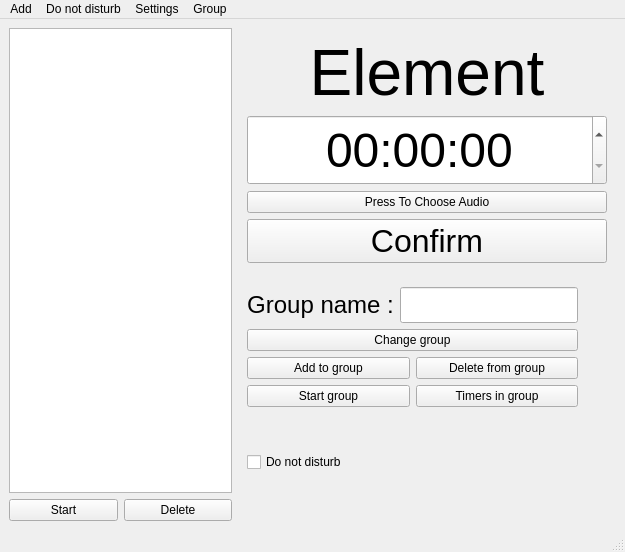
Dunkeshon/timers_and_alarms, file mainwindow.ui: the form before one commit.
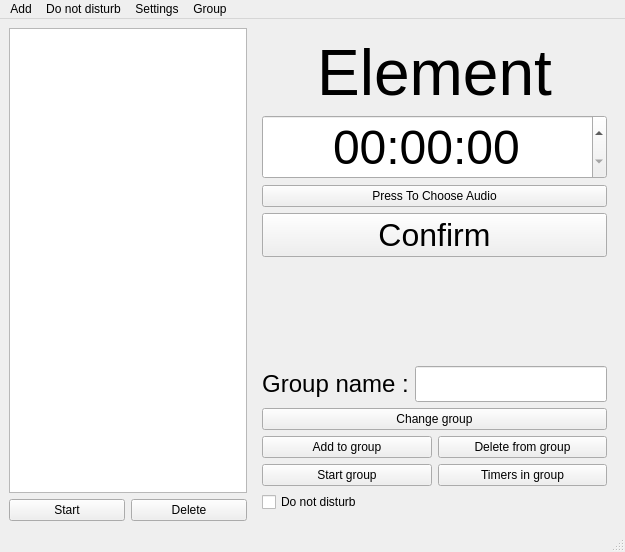
The form after the commit.

Diff of the .ui file:
```diff
--- a/mainwindow.ui
+++ b/mainwindow.ui
@@ -18,7 +18,7 @@
   </property>
   <widget class="QWidget" name="centralwidget">
    <layout class="QGridLayout" name="gridLayout_2">
-    <item row="0" column="0" rowspan="2">
+    <item row="0" column="0" rowspan="3">
      <layout class="QGridLayout" name="gridLayout">
       <item row="0" column="0">
        <widget class="QListWidget" name="listWidget">
@@ -68,7 +68,7 @@
       </item>
      </layout>
     </item>
-    <item row="0" column="1" colspan="3">
+    <item row="0" column="1">
      <widget class="QWidget" name="container" native="true">
       <layout class="QVBoxLayout" name="verticalLayout_3">
        <item>
@@ -163,6 +163,22 @@
      </widget>
     </item>
     <item row="1" column="1">
+     <spacer name="verticalSpacer">
+      <property name="orientation">
+       <enum>Qt::Vertical</enum>
+      </property>
+      <property name="sizeType">
+       <enum>QSizePolicy::Minimum</enum>
+      </property>
+      <property name="sizeHint" stdset="0">
+       <size>
+        <width>17</width>
+        <height>28</height>
+       </size>
+      </property>
+     </spacer>
+    </item>
+    <item row="2" column="1">
      <widget class="QWidget" name="widget" native="true">
       <layout class="QGridLayout" name="gridLayout_3">
        <item row="4" column="0">
@@ -270,22 +286,6 @@
       </layout>
      </widget>
     </item>
-    <item row="1" column="2">
-     <spacer name="verticalSpacer">
-      <property name="orientation">
-       <enum>Qt::Vertical</enum>
-      </property>
-      <property name="sizeType">
-       <enum>QSizePolicy::Minimum</enum>
-      </property>
-      <property name="sizeHint" stdset="0">
-       <size>
-        <width>17</width>
-        <height>231</height>
-       </size>
-      </property>
-     </spacer>
-    </item>
    </layout>
   </widget>
   <widget class="QMenuBar" name="menubar">
```
